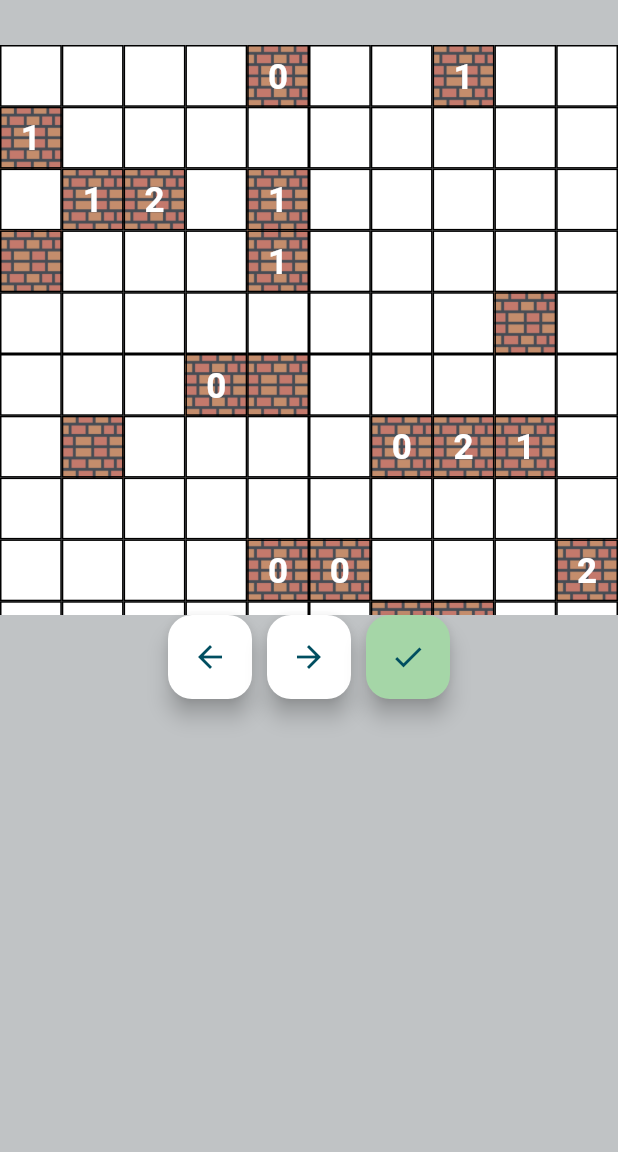
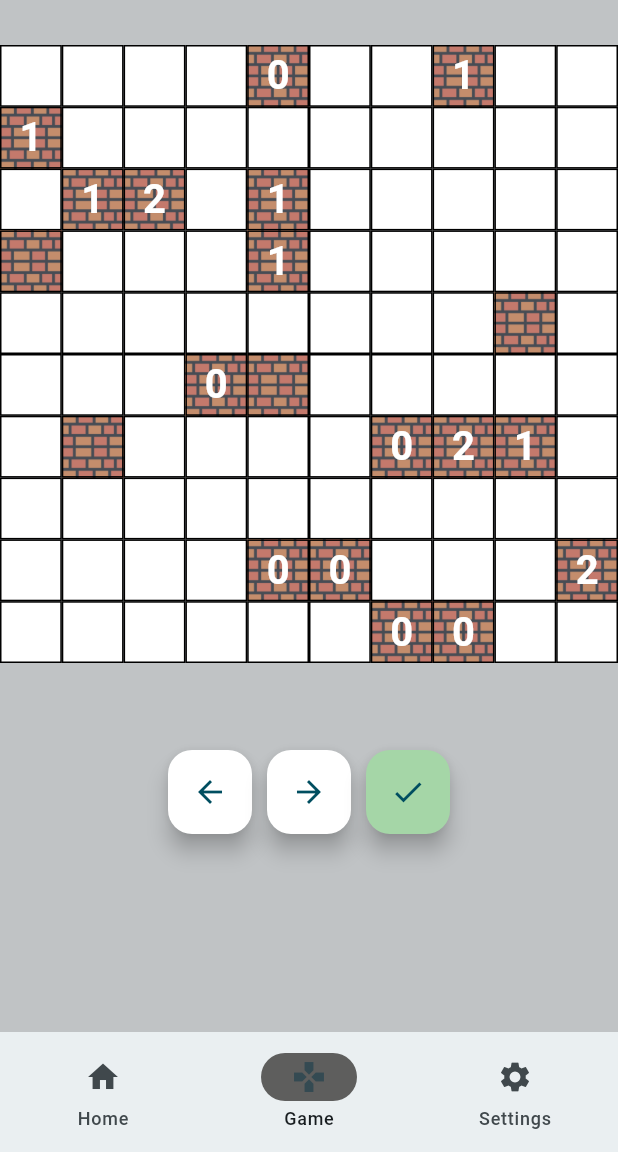
Before and after one commit to Affell/akari-flutter, a Flutter app: the Home screen opened directly, after a tap on "New Game", after a tap on "Launch Game", on a phone screen of 412 x 824 dp, the part 84-1236 px from its top. Run offline on Flutter 3.47's test engine with Material 3 defaults, Android fonts, the phone set to English and light mode, and no system bars; our stand-ins replace just_audio, shared_preferences, sqflite, tuple; accounts and stored records are empty.

Commit message:
NavBarre Game + résolution bug boutons Game

```diff
--- a/lib/models/grid.dart
+++ b/lib/models/grid.dart
@@ -2,6 +2,7 @@ import 'dart:math';
 
 import 'package:akari/main.dart';
 import 'package:akari/models/action.dart';
+import 'package:akari/views/home.dart';
 import 'package:akari/views/settings.dart';
 import 'package:flutter/material.dart';
 import 'package:tuple/tuple.dart';
@@ -705,13 +706,14 @@ class _GridWidget extends State<GridWidget> {
   Widget build(BuildContext context) {
     int gridSize = widget.grid.gridSize;
     List<List<int>> currentGrid = widget.grid.currentGrid;
+    var currentPageIndex=1;
     return Column(
       mainAxisAlignment: MainAxisAlignment.center,
       crossAxisAlignment: CrossAxisAlignment.center,
       children: [
         const SizedBox(height: 30),
         SizedBox(
-          height: 380,
+          height: 470,
           child: Expanded(
             child: GridView.builder(
               gridDelegate: SliverGridDelegateWithFixedCrossAxisCount(
@@ -797,9 +799,7 @@ class _GridWidget extends State<GridWidget> {
                             style: TextStyle(
                               color: Colors.white,
                               fontWeight: FontWeight.bold,
-                              fontSize: (1 / 3 * (110 - 4 * gridSize)) >= 1
-                                  ? (1 / 3 * (110 - 4 * gridSize))
-                                  : 1, //Taille des chiffres inversement proportionnelle à la taille de la grille
+                              fontSize: (1/9*(340-10*gridSize))  //Taille des chiffres inversement proportionnelle à la taille de la grille pour Ctrl F
                             ),
                           ),
                         ),
@@ -902,6 +902,90 @@ class _GridWidget extends State<GridWidget> {
           ],
         ),
         const Spacer(),
+        // Ajout du NavigationBar
+        NavigationBar(
+          onDestinationSelected: (int index) {
+            setState(() {
+              if (index == 0 &&
+                  ModalRoute.of(context)?.settings.name != '/') {
+                Navigator.pushReplacement(
+                  context,
+                  MaterialPageRoute(
+                      builder: (context) => const Home(title: "Akari")),
+                );
+              } else if (index == 2 &&
+                  ModalRoute.of(context)?.settings.name != '/settings') {
+                Navigator.push(
+                  context,
+                  MaterialPageRoute(builder: (context) => const Settings()),
+                );
+              }
+            });
+          },
+          indicatorColor: const Color.fromARGB(255, 94, 94, 93),
+          selectedIndex: currentPageIndex,
+          destinations: [
+            NavigationDestination(
+              icon: InkWell(
+                onTap: () {
+                  Navigator.pushReplacement(
+                    context,
+                    MaterialPageRoute(
+                        builder: (context) => const Home(title: "Akari")),
+                  );
+                },
+                child: const Icon(Icons.home),
+              ),
+              selectedIcon: InkWell(
+                onTap: () {
+                  Navigator.pushReplacement(
+                    context,
+                    MaterialPageRoute(
+                        builder: (context) => const Home(title: "Akari")),
+                  );
+                },
+                child: const Icon(Icons.home_filled),
+              ),
+              label: 'Home',
+            ),
+            NavigationDestination(
+              icon: InkWell(
+                onTap: () {
+                },
+                child: const Icon(Icons.games),
+              ),
+              selectedIcon: InkWell(
+                onTap: () {
+                },
+                child: const Icon(Icons.games),
+              ),
+              label: 'Game',
+            ),
+            NavigationDestination(
+              icon: InkWell(
+                onTap: () {
+
+                  Navigator.push(
+                    context,
+                    MaterialPageRoute(builder: (context) => const Settings()),
+                  );
+                },
+                child: const Icon(Icons.settings),
+              ),
+              selectedIcon: InkWell(
+                onTap: () {
+
+                  Navigator.push(
+                    context,
+                    MaterialPageRoute(builder: (context) => const Settings()),
+                  );
+                },
+                child: const Icon(Icons.settings),
+              ),
+              label: 'Settings',
+            ),
+          ],
+        ),
       ],
     );
   }
--- a/lib/views/home.dart
+++ b/lib/views/home.dart
@@ -158,7 +158,7 @@ class _HomeState extends State<Home> {
               NavigationDestination(
                 icon: InkWell(
                   onTap: () {
-                    print("Home icon tapped");
+
                     Navigator.pushReplacement(
                       context,
                       MaterialPageRoute(
@@ -169,7 +169,7 @@ class _HomeState extends State<Home> {
                 ),
                 selectedIcon: InkWell(
                   onTap: () {
-                    print("Home icon tapped");
+
                     Navigator.pushReplacement(
                       context,
                       MaterialPageRoute(
@@ -183,7 +183,7 @@ class _HomeState extends State<Home> {
               NavigationDestination(
                 icon: InkWell(
                   onTap: () {
-                    print("Settings icon tapped");
+
                     Navigator.push(
                       context,
                       MaterialPageRoute(builder: (context) => const Settings()),
@@ -193,7 +193,7 @@ class _HomeState extends State<Home> {
                 ),
                 selectedIcon: InkWell(
                   onTap: () {
-                    print("Settings icon tapped");
+
                     Navigator.push(
                       context,
                       MaterialPageRoute(builder: (context) => const Settings()),
```
